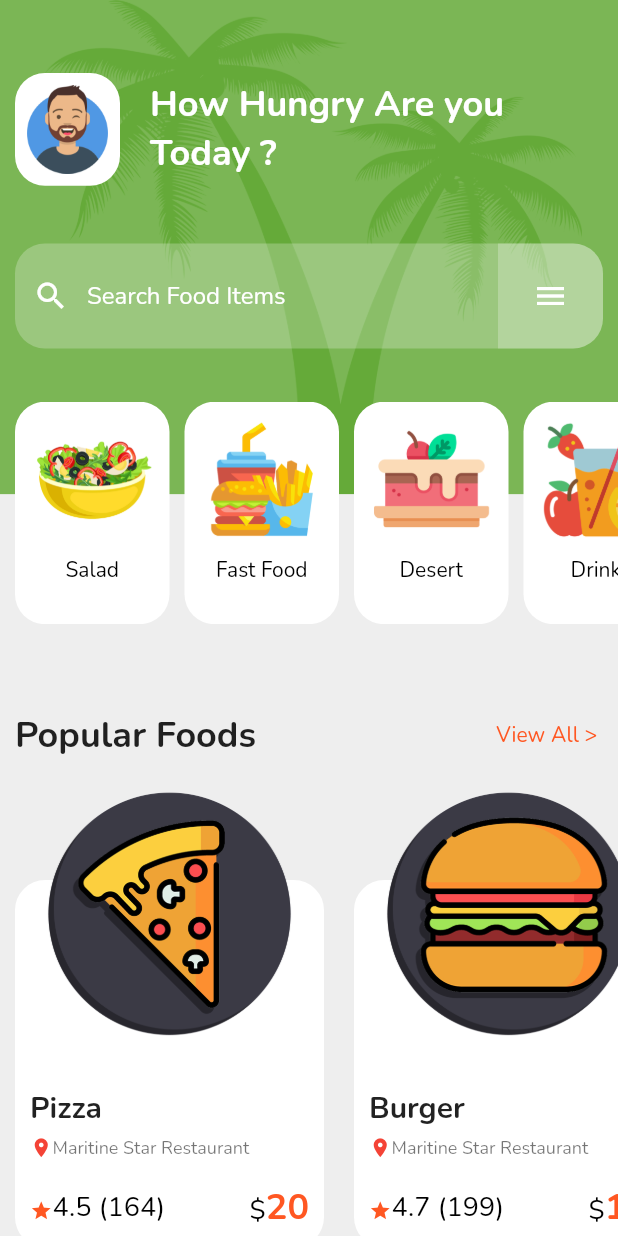
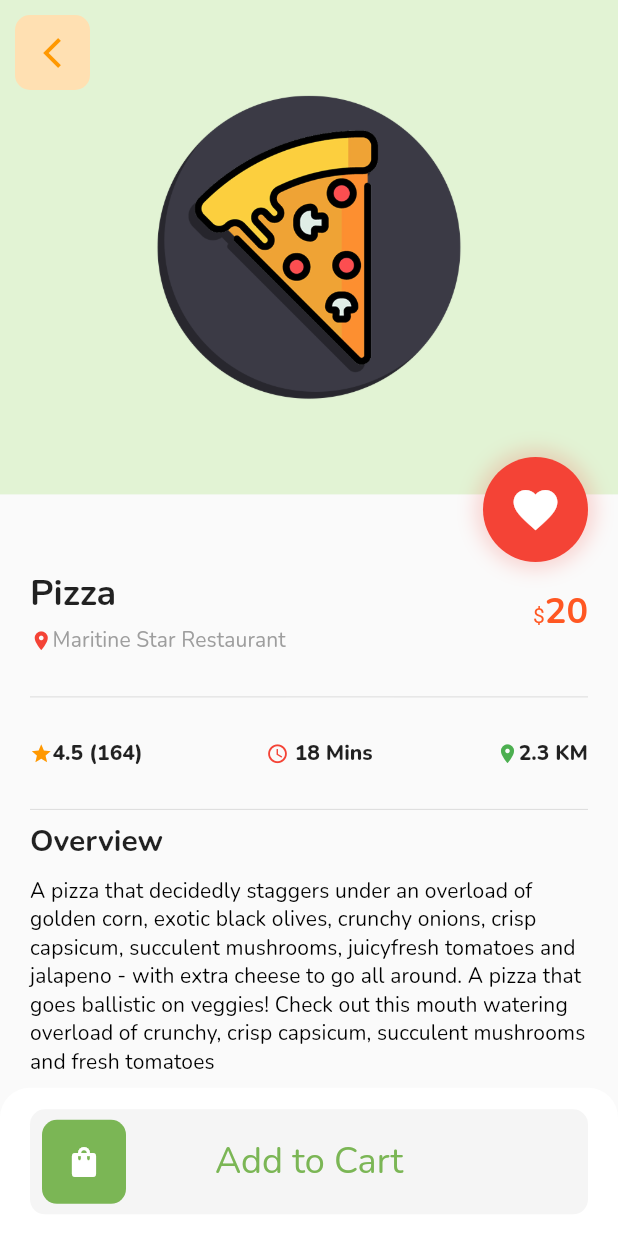
Before and after one commit to Emon526/Food-App_UI, a Flutter app: the screen it shows after launch, after a tap on "Pizza", on a phone screen of 412 x 824 dp. Run offline on Flutter 3.47's test engine with Material 2 defaults, Android fonts, the phone set to English and light mode, and no system bars; drawn by our look-alikes of slide_to_act; our stand-ins replace fluttertoast, google_fonts.

Commit message:
Added Product Page

```diff
--- a/lib/main.dart
+++ b/lib/main.dart
@@ -2,7 +2,6 @@ import 'package:flutter/material.dart';
 import 'package:flutter/services.dart';
 import 'package:foodapp/screens/landing_screen.dart';
 import 'package:foodapp/utils/constants.dart';
-import '';
 
 void main() {
   runApp(MyApp());
--- a/lib/screens/landing_screen.dart
+++ b/lib/screens/landing_screen.dart
@@ -1,5 +1,6 @@
 import 'package:flutter/material.dart';
 import 'package:foodapp/screens/product_item.dart';
+import 'package:foodapp/screens/product_page.dart';
 import 'package:foodapp/utils/constants.dart';
 import 'package:foodapp/utils/widget_functions.dart';
 
@@ -54,6 +55,14 @@ class LandingScreen extends StatefulWidget {
 }
 
 class _LandingScreenState extends State<LandingScreen> {
+  final FocusNode _focusNode = FocusNode();
+
+  @override
+  void dispose() {
+    super.dispose();
+    _focusNode.unfocus();
+  }
+
   @override
   Widget build(BuildContext context) {
     final TextTheme textTheme = Theme.of(context).textTheme;
@@ -174,7 +183,15 @@ class _LandingScreenState extends State<LandingScreen> {
                                 child: Row(
                                   children: PRODUCT_DATA
                                       .map((data) => InkWell(
-                                            onTap: () {},
+                                            onTap: () {
+                                              _focusNode.unfocus();
+                                              Navigator.of(context).push(
+                                                  MaterialPageRoute(
+                                                      builder: (context) =>
+                                                          ProductPage(
+                                                              productData:
+                                                                  data)));
+                                            },
                                             child: ProductItem(
                                                 productData: data,
                                                 width: constraints.maxWidth *
--- /dev/null
+++ b/lib/screens/product_page.dart
@@ -0,0 +1,277 @@
+import 'package:flutter/material.dart';
+import 'package:flutter/rendering.dart';
+import 'package:fluttertoast/fluttertoast.dart';
+import 'package:foodapp/utils/button.dart';
+import 'package:foodapp/utils/widget_functions.dart';
+import 'package:slide_to_act/slide_to_act.dart';
+import 'package:foodapp/utils/constants.dart';
+
+class ProductPage extends StatefulWidget {
+  final Map<String, dynamic> productData;
+
+  const ProductPage({Key key, @required this.productData}) : super(key: key);
+
+  @override
+  _ProductPageState createState() => _ProductPageState();
+}
+
+class _ProductPageState extends State<ProductPage> {
+  final GlobalKey<SlideActionState> _buttonKey = GlobalKey<SlideActionState>();
+  bool addedToCart = false; // Just for Demonstration
+
+  @override
+  Widget build(BuildContext context) {
+    final TextTheme textTheme = Theme.of(context).textTheme;
+    return SafeArea(
+      child: Scaffold(
+        body: LayoutBuilder(builder: (context, constraints) {
+          return Container(
+            height: constraints.maxHeight,
+            child: Stack(
+              children: [
+                SingleChildScrollView(
+                  child: Container(
+                    child: Column(
+                      children: [
+                        Container(
+                          height: constraints.maxHeight * 0.40,
+                          child: Stack(
+                            children: [
+                              Container(
+                                decoration: BoxDecoration(
+                                  color: Color(0xffE2F3D4),
+                                ),
+                                child: Center(
+                                  child: Image.asset(
+                                    "assets/images/${widget.productData['image']}",
+                                    width: constraints.maxWidth * 0.50,
+                                  ),
+                                ),
+                              ),
+                              Positioned(
+                                  top: 10,
+                                  left: 10,
+                                  child: SquareIconButton(
+                                    icon: Icons.arrow_back_ios_outlined,
+                                    width: 50,
+                                    onPressed: () {
+                                      Navigator.of(context).pop();
+                                    },
+                                    buttonColor: Colors.orange.shade100,
+                                    iconColor: Colors.orange,
+                                  ))
+                            ],
+                          ),
+                        ),
+                        addVerticalSpace(10),
+                        Container(
+                          color: Colors.grey.shade50,
+                          child: Stack(
+                            clipBehavior: Clip.none,
+                            children: [
+                              Padding(
+                                padding: const EdgeInsets.all(20.0),
+                                child: Column(
+                                  crossAxisAlignment: CrossAxisAlignment.start,
+                                  children: [
+                                    addVerticalSpace(20),
+                                    Row(
+                                      mainAxisAlignment:
+                                          MainAxisAlignment.spaceBetween,
+                                      children: [
+                                        Column(
+                                          crossAxisAlignment:
+                                              CrossAxisAlignment.start,
+                                          children: [
+                                            Text(
+                                              "${widget.productData['name']}",
+                                              style: textTheme.headline5,
+                                            ),
+                                            addVerticalSpace(5),
+                                            RichText(
+                                                overflow: TextOverflow.ellipsis,
+                                                text: TextSpan(children: [
+                                                  WidgetSpan(
+                                                      child: Icon(
+                                                          Icons.location_on,
+                                                          color: Colors.red,
+                                                          size: 15)),
+                                                  TextSpan(
+                                                      text:
+                                                          "${widget.productData['rest']}",
+                                                      style: textTheme.subtitle2
+                                                          .apply(
+                                                              color:
+                                                                  COLOR_GREY))
+                                                ])),
+                                          ],
+                                        ),
+                                        RichText(
+                                            textAlign: TextAlign.right,
+                                            overflow: TextOverflow.ellipsis,
+                                            text: TextSpan(children: [
+                                              TextSpan(
+                                                  text: "\$",
+                                                  style: TextStyle(
+                                                      color: COLOR_ORANGE)),
+                                              TextSpan(
+                                                  text:
+                                                      "${widget.productData['price']}",
+                                                  style: textTheme.headline5
+                                                      .apply(
+                                                          color: COLOR_ORANGE))
+                                            ])),
+                                      ],
+                                    ),
+                                    addVerticalSpace(20),
+                                    Divider(),
+                                    Container(
+                                      margin: const EdgeInsets.symmetric(
+                                          vertical: 20.0),
+                                      child: Row(
+                                        mainAxisAlignment:
+                                            MainAxisAlignment.spaceBetween,
+                                        children: [
+                                          RichText(
+                                              overflow: TextOverflow.ellipsis,
+                                              text: TextSpan(children: [
+                                                WidgetSpan(
+                                                    child: Icon(Icons.star,
+                                                        color: Colors.orange,
+                                                        size: 15)),
+                                                TextSpan(
+                                                    text:
+                                                        "${widget.productData['rating']}",
+                                                    style: textTheme.bodyText2
+                                                        .apply(
+                                                            fontWeightDelta: 4))
+                                              ])),
+                                          RichText(
+                                              overflow: TextOverflow.ellipsis,
+                                              text: TextSpan(children: [
+                                                WidgetSpan(
+                                                    child: Icon(
+                                                        Icons.access_time_sharp,
+                                                        color: Colors.red,
+                                                        size: 15)),
+                                                TextSpan(
+                                                    text: " 18 Mins",
+                                                    style: textTheme.bodyText2
+                                                        .apply(
+                                                            fontWeightDelta: 4))
+                                              ])),
+                                          RichText(
+                                              overflow: TextOverflow.ellipsis,
+                                              text: TextSpan(children: [
+                                                WidgetSpan(
+                                                    child: Icon(
+                                                        Icons.location_on,
+                                                        color: Colors.green,
+                                                        size: 15)),
+                                                TextSpan(
+                                                    text: "2.3 KM",
+                                                    style: textTheme.bodyText2
+                                                        .apply(
+                                                            fontWeightDelta: 4))
+                                              ])),
+                                        ],
+                                      ),
+                                    ),
+                                    Divider(),
+                                    Text(
+                                      "Overview",
+                                      style: textTheme.headline6,
+                                    ),
+                                    addVerticalSpace(10),
+                                    Text(
+                                      "A pizza that decidedly staggers under an overload of golden corn, exotic black olives, crunchy onions, crisp capsicum, succulent mushrooms, juicyfresh tomatoes and jalapeno - with extra cheese to go all around. A pizza that goes ballistic on veggies! Check out this mouth watering overload of crunchy, crisp capsicum, succulent mushrooms and fresh tomatoes",
+                                      style: textTheme.subtitle2
+                                          .apply(heightDelta: 2.0),
+                                    ),
+                                    addVerticalSpace(100),
+                                  ],
+                                ),
+                              ),
+                              Positioned(
+                                top: -35,
+                                right: 20,
+                                child: InkWell(
+                                  onTap: () {
+                                    Fluttertoast.showToast(
+                                        msg: "Added to Favorite");
+                                  },
+                                  child: Container(
+                                    width: 70,
+                                    height: 70,
+                                    decoration: BoxDecoration(
+                                        shape: BoxShape.circle,
+                                        color: Colors.red,
+                                        boxShadow: [
+                                          BoxShadow(
+                                              color:
+                                                  Colors.red.withOpacity(0.2),
+                                              blurRadius: 10.0,
+                                              spreadRadius: 5.0)
+                                        ]),
+                                    child: Icon(
+                                      Icons.favorite,
+                                      color: Colors.white,
+                                      size: 35.0,
+                                    ),
+                                  ),
+                                ),
+                              )
+                            ],
+                          ),
+                        ),
+                      ],
+                    ),
+                  ),
+                ),
+                if (!addedToCart) ...[
+                  Positioned(
+                    bottom: 0,
+                    left: 0,
+                    child: Container(
+                      width: constraints.maxWidth,
+                      height: constraints.maxHeight * 0.12,
+                      decoration: BoxDecoration(
+                          borderRadius: BorderRadius.only(
+                              topLeft: Radius.circular(20.0),
+                              topRight: Radius.circular(20.0)),
+                          color: Colors.white),
+                      child: Padding(
+                        padding: const EdgeInsets.symmetric(horizontal: 20.0),
+                        child: SlideAction(
+                          text: "Add to Cart",
+                          key: _buttonKey,
+                          sliderButtonIcon: Icon(
+                            Icons.shopping_bag,
+                            color: Colors.white,
+                          ),
+                          onSubmit: () {
+                            Future.delayed(Duration(seconds: 1), () {
+                              setState(() {
+                                addedToCart = true;
+                              });
+                              // _buttonKey.currentState!.reset();
+                            });
+                          },
+                          sliderRotate: false,
+                          borderRadius: 10.0,
+                          elevation: 0,
+                          innerColor: COLOR_GREEN,
+                          outerColor: Colors.grey.shade100,
+                        ),
+                      ),
+                    ),
+                  )
+                ]
+              ],
+            ),
+          );
+        }),
+      ),
+    );
+  }
+}
--- /dev/null
+++ b/lib/utils/button.dart
@@ -0,0 +1,39 @@
+import 'package:flutter/material.dart';
+import 'package:foodapp/utils/constants.dart';
+
+class SquareIconButton extends StatelessWidget {
+  final Function() onPressed;
+  final Color iconColor, buttonColor;
+  final double width;
+  final IconData icon;
+  final double borderRadius;
+
+  const SquareIconButton(
+      {Key key,
+      @required this.onPressed,
+      this.iconColor = COLOR_GREEN,
+      this.buttonColor = Colors.white,
+      this.width = 70,
+      @required this.icon,
+      this.borderRadius = 10})
+      : super(key: key);
+
+  @override
+  Widget build(BuildContext context) {
+    return InkWell(
+      onTap: onPressed,
+      child: Container(
+        width: width,
+        height: width,
+        child: Icon(
+          this.icon,
+          color: iconColor,
+        ),
+        decoration: BoxDecoration(
+          color: buttonColor,
+          borderRadius: BorderRadius.circular(borderRadius),
+        ),
+      ),
+    );
+  }
+}
```
